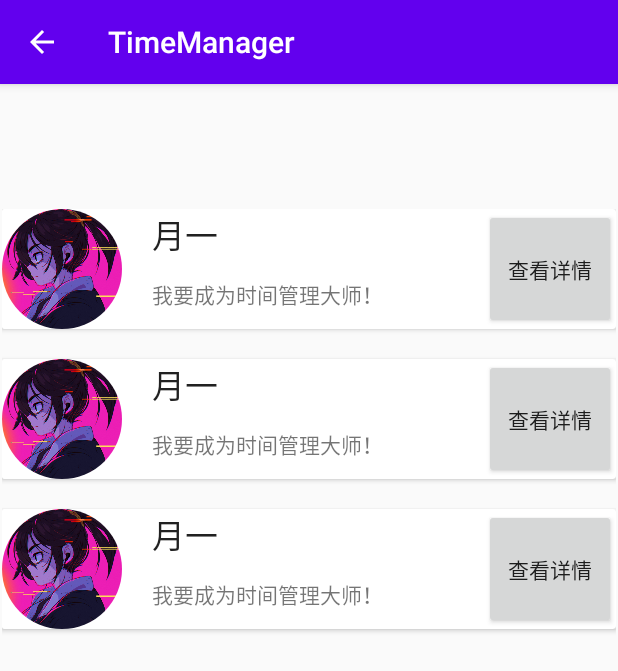
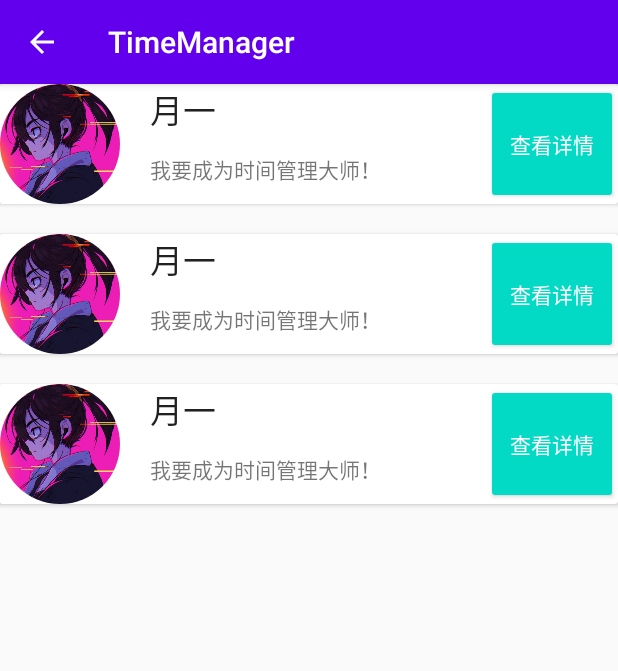
Before and after one commit to TimeMasterLuo/TimeManager, an Android app: the FriendList screen opened directly, with no data from a screen before it, on a phone screen of 412 x 824 dp. Shown: the top 671 px of the screen. Run offline under Robolectric (Android 15) with nearby library versions, the phone set to English and light mode, and no system bars; our stand-ins replace CircleImageView.

Commit message:
debug: 修复部分机型图片显示不全、超出边界. --XY 2020.10.10

```diff
--- a/app/src/main/res/layout/activity_friend_list.xml
+++ b/app/src/main/res/layout/activity_friend_list.xml
@@ -7,8 +7,8 @@
     tools:context=".FriendList">
 
     <ScrollView
-        android:layout_width="409dp"
-        android:layout_height="601dp"
+        android:layout_width="0dp"
+        android:layout_height="0dp"
         app:layout_constraintBottom_toBottomOf="parent"
         app:layout_constraintEnd_toEndOf="parent"
         app:layout_constraintStart_toStartOf="parent"
@@ -67,6 +67,7 @@
 
                     <Button
                         android:id="@+id/button1"
+                        style="@style/Widget.AppCompat.Button.Colored"
                         android:layout_weight="1"
                         android:text="查看详情"
                         app:layout_rowWeight="4" />
@@ -121,6 +122,7 @@
 
                     <Button
                         android:id="@+id/button2"
+                        style="@style/Widget.AppCompat.Button.Colored"
                         android:layout_weight="1"
                         android:text="查看详情"
                         app:layout_rowWeight="4" />
@@ -175,6 +177,7 @@
 
                     <Button
                         android:id="@+id/button3"
+                        style="@style/Widget.AppCompat.Button.Colored"
                         android:layout_weight="1"
                         android:text="查看详情"
                         app:layout_rowWeight="4" />
```
